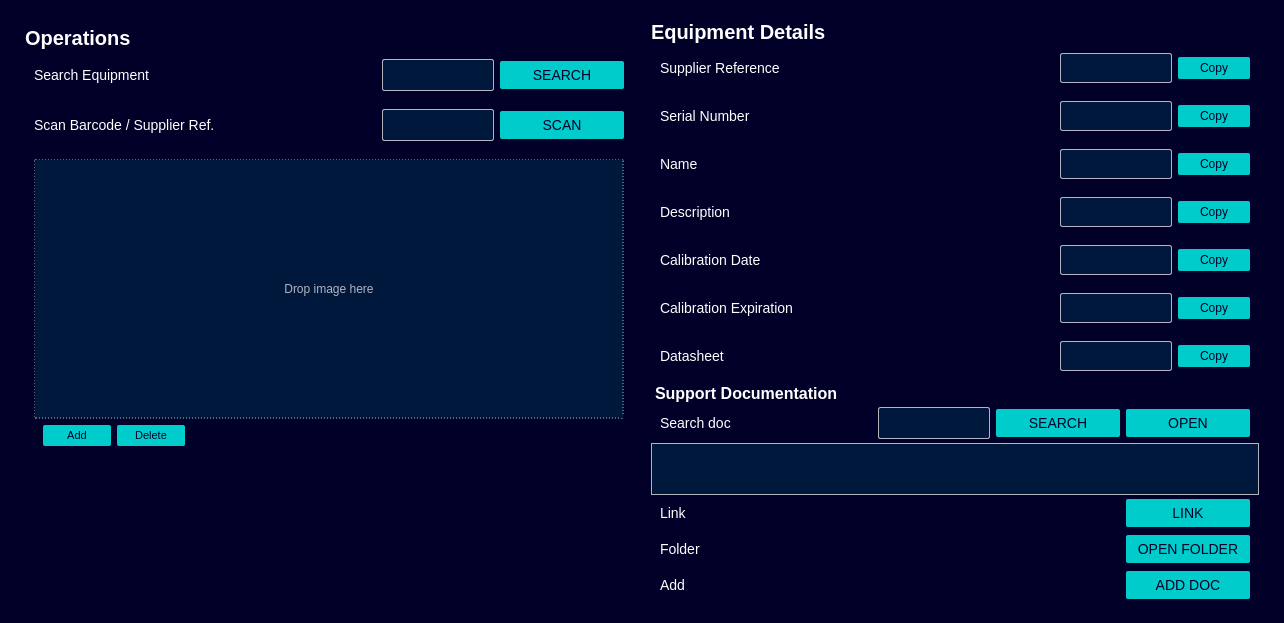
Qt form src/gui/designer/gui_equipments.ui (candeiassantiago393-spec/StockTracker) before a commit.
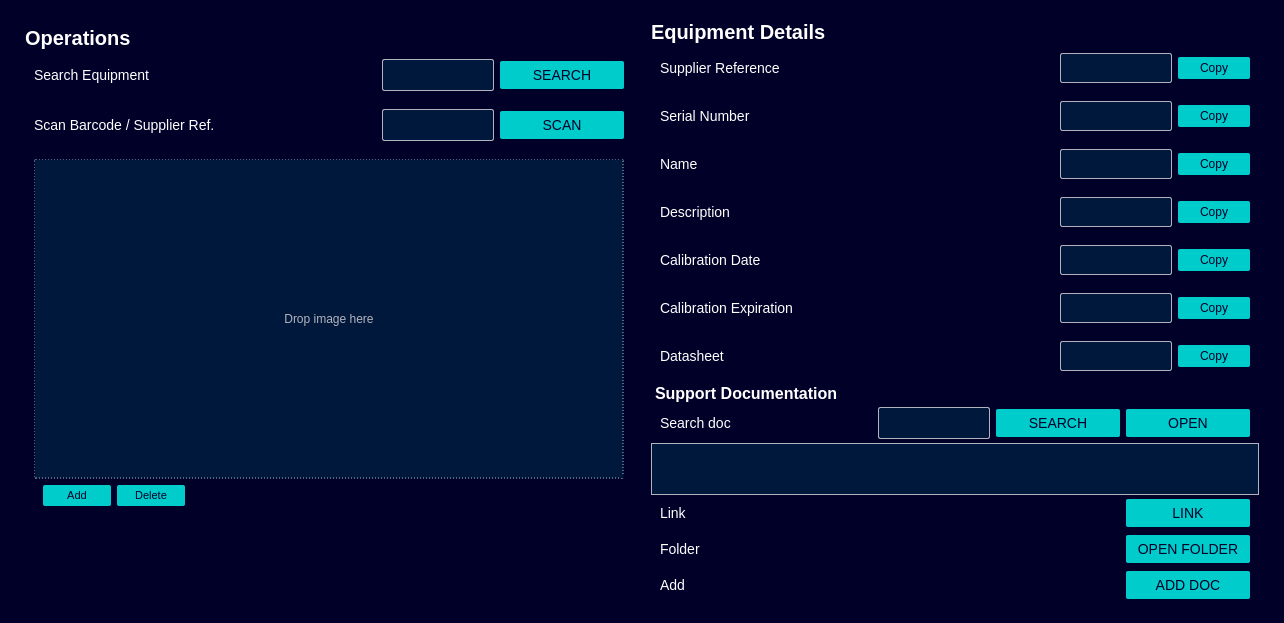
The same form after that commit.

Commit message:
docs: flowcharts, Qt Designer sync, and Equipments image height
Add docs/fluxogramas with Mermaid diagrams for each app area, refresh README and QT_DESIGNER guides, sync StockTracker-Designer popups, and raise equipment image preview to 300x320.

```diff
--- a/src/gui/designer/gui_equipments.ui
+++ b/src/gui/designer/gui_equipments.ui
@@ -217,7 +217,7 @@
              <property name="bottomMargin"><number>9</number></property>
              <item>
               <widget class="QLabel" name="equipment_image_preview">
-               <property name="minimumSize"><size><width>300</width><height>260</height></size></property>
+               <property name="minimumSize"><size><width>300</width><height>320</height></size></property>
                <property name="sizePolicy">
                 <sizepolicy hsizetype="Preferred" vsizetype="Expanding">
                  <horstretch>0</horstretch>
```
The commit also changes 30 other files.
